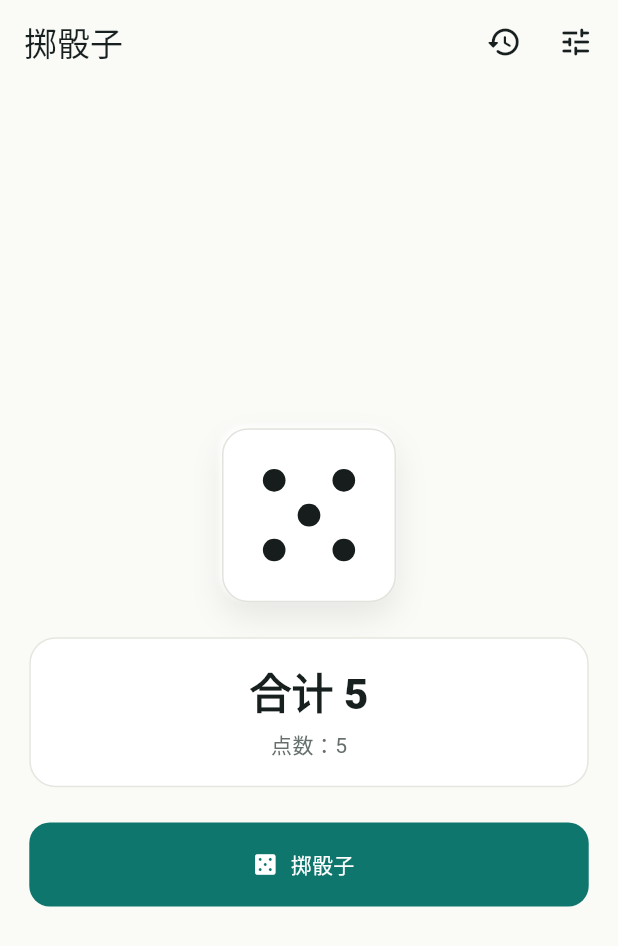
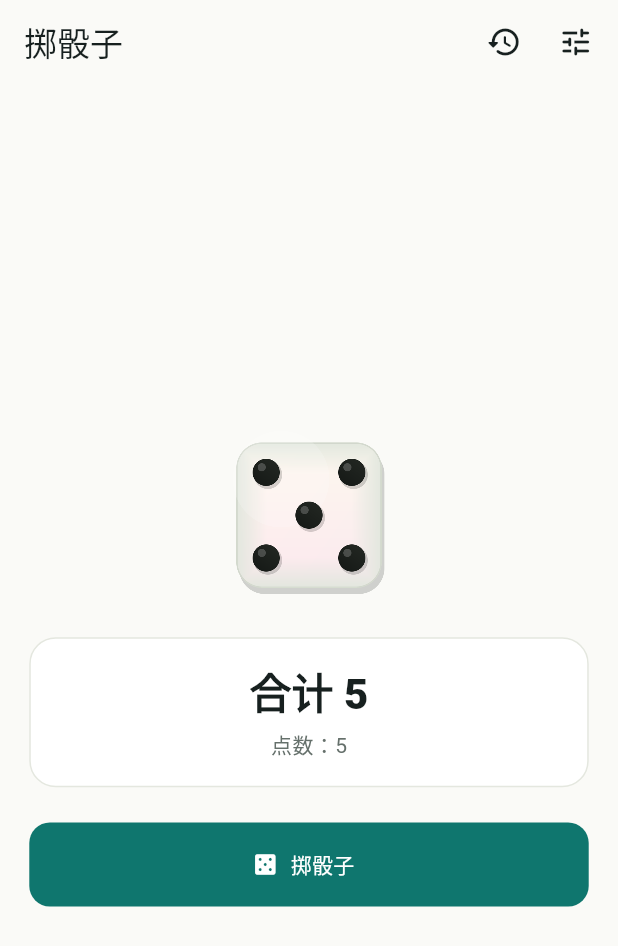
Before and after one commit to tomas878787/dice_roller, a Flutter app: the screen it shows after launch, after a tap on "掷骰子", on a phone screen of 412 x 824 dp. Shown: the top 946 px of the screen. Run offline on Flutter 3.47's test engine with Material 3 defaults, Android fonts, the phone set to English and light mode, and no system bars; our stand-ins replace flutter_screenutil, go_router, signals_flutter.

Commit message:
初始化

```diff
--- a/lib/widgets/dice_face.dart
+++ b/lib/widgets/dice_face.dart
@@ -1,5 +1,4 @@
 import 'package:flutter/material.dart';
-import 'package:flutter_screenutil/flutter_screenutil.dart';
 
 class DiceFace extends StatelessWidget {
   const DiceFace({
@@ -17,79 +16,48 @@ class DiceFace extends StatelessWidget {
 
   @override
   Widget build(BuildContext context) {
-    final theme = Theme.of(context);
-    final dotColor = isPlaceholder
-        ? theme.colorScheme.outlineVariant
-        : theme.colorScheme.onSurface;
+    final face = value < 1 || value > 6 ? 1 : value;
 
     return Semantics(
       label: '骰子 ${index + 1}，点数 $value',
-      child: DecoratedBox(
-        decoration: BoxDecoration(
-          color: isPlaceholder ? const Color(0xFFF1F3EF) : Colors.white,
-          borderRadius: BorderRadius.circular(18.r),
-          border: Border.all(color: const Color(0xFFE0E4DC)),
-          boxShadow: [
-            BoxShadow(
-              color: Colors.black.withValues(alpha: 0.08),
-              blurRadius: 18.r,
-              offset: Offset(0, 10.r),
-            ),
-            BoxShadow(
-              color: Colors.white.withValues(alpha: 0.9),
-              blurRadius: 2.r,
-              offset: Offset(-2.r, -2.r),
-            ),
-          ],
-        ),
-        child: SizedBox.square(
-          dimension: size,
-          child: Stack(
-            children: _dotOffsets(value)
-                .map(
-                  (alignment) => Align(
-                    alignment: alignment,
-                    child: Container(
-                      width: (size * 0.13).clamp(8.0, 16.0),
-                      height: (size * 0.13).clamp(8.0, 16.0),
-                      decoration: BoxDecoration(
-                        color: dotColor,
-                        shape: BoxShape.circle,
-                      ),
-                    ),
-                  ),
-                )
-                .toList(growable: false),
+      image: true,
+      child: SizedBox.square(
+        dimension: size,
+        child: Opacity(
+          opacity: isPlaceholder ? 0.52 : 1,
+          child: Image.asset(
+            'assets/images/dice_$face.png',
+            fit: BoxFit.contain,
+            filterQuality: FilterQuality.high,
+            gaplessPlayback: true,
+            errorBuilder: (context, error, stackTrace) =>
+                _DiceFaceFallback(value: face),
           ),
         ),
       ),
     );
   }
+}
 
-  List<Alignment> _dotOffsets(int face) {
-    const topLeft = Alignment(-0.46, -0.46);
-    const topRight = Alignment(0.46, -0.46);
-    const centerLeft = Alignment(-0.46, 0);
-    const center = Alignment(0, 0);
-    const centerRight = Alignment(0.46, 0);
-    const bottomLeft = Alignment(-0.46, 0.46);
-    const bottomRight = Alignment(0.46, 0.46);
+class _DiceFaceFallback extends StatelessWidget {
+  const _DiceFaceFallback({required this.value});
 
-    return switch (face) {
-      1 => [center],
-      2 => [topLeft, bottomRight],
-      3 => [topLeft, center, bottomRight],
-      4 => [topLeft, topRight, bottomLeft, bottomRight],
-      5 => [topLeft, topRight, center, bottomLeft, bottomRight],
-      6 => [
-        topLeft,
-        centerLeft,
-        bottomLeft,
-        topRight,
-        centerRight,
-        bottomRight,
-      ],
-      _ => [center],
-    };
+  final int value;
+
+  @override
+  Widget build(BuildContext context) {
+    return DecoratedBox(
+      decoration: BoxDecoration(
+        color: Colors.white,
+        borderRadius: BorderRadius.circular(18),
+        border: Border.all(color: const Color(0xFFE0E4DC)),
+      ),
+      child: Center(
+        child: Text(
+          '$value',
+          style: Theme.of(context).textTheme.headlineMedium,
+        ),
+      ),
+    );
   }
 }
--- a/pubspec.yaml
+++ b/pubspec.yaml
@@ -60,6 +60,9 @@ flutter:
   # the material Icons class.
   uses-material-design: true
 
+  assets:
+    - assets/images/
+
   # To add assets to your application, add an assets section, like this:
   # assets:
   #   - images/a_dot_burr.jpeg
```
Also changed, not shown: lib/screens/dice_screen.dart (+0 -37 lines), assets/images/dice_1.png (added), assets/images/dice_2.png (added), assets/images/dice_3.png (added), assets/images/dice_4.png (added), assets/images/dice_5.png (added), assets/images/dice_6.png (added), 1 other file.
